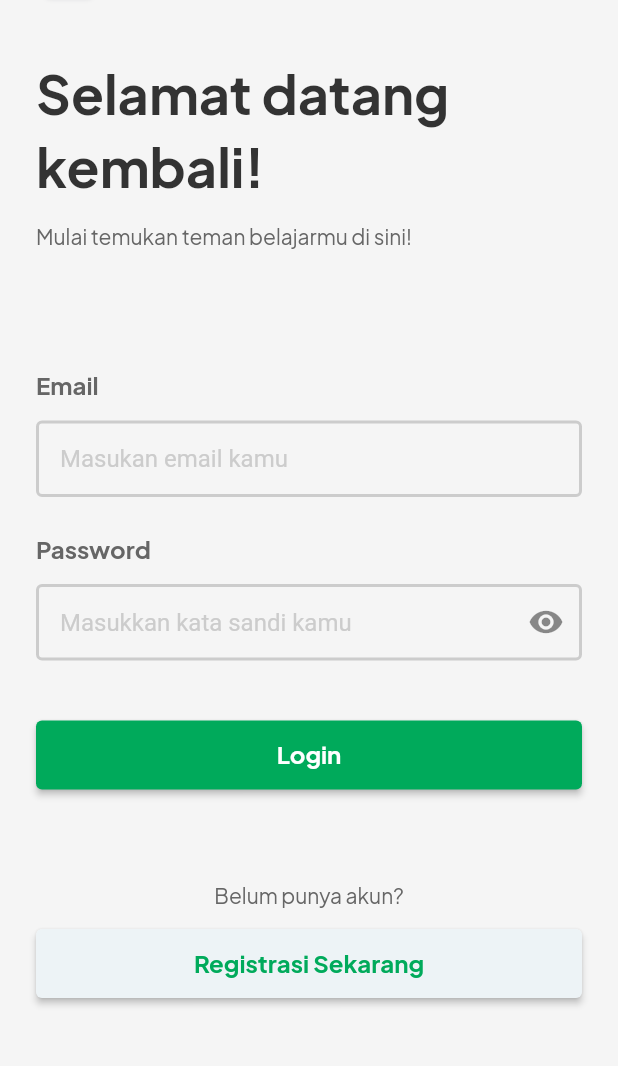
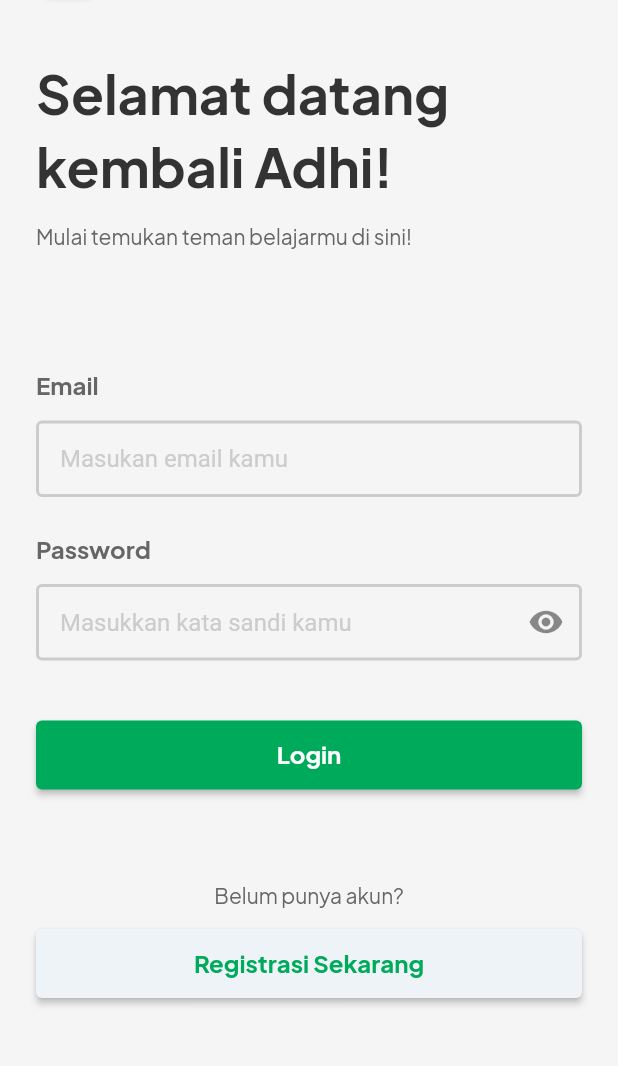
Before and after one commit to adhiherlianto/Finddy, a Flutter app: the screen it shows after launch, on a phone screen of 412 x 824 dp, the part 100-1166 px from its top. Run offline on Flutter 3.47's test engine with Material 2 defaults, Android fonts, the phone set to English and light mode, and no system bars; our stand-ins replace device_preview, go_router, step_progress_indicator.

Commit message:
changes name

```diff
--- a/lib/presentation/screen/login/login_screen.dart
+++ b/lib/presentation/screen/login/login_screen.dart
@@ -68,7 +68,7 @@ class _LoginScreenState extends State<LoginScreen> {
               ),
               const SizedBox(height: 40),
               const FDText.headersH3(
-                text: "Selamat datang kembali!",
+                text: "Selamat datang kembali Adhi!",
                 color: AppColors.neutralBlack80,
               ),
               const SizedBox(height: 12),
```
